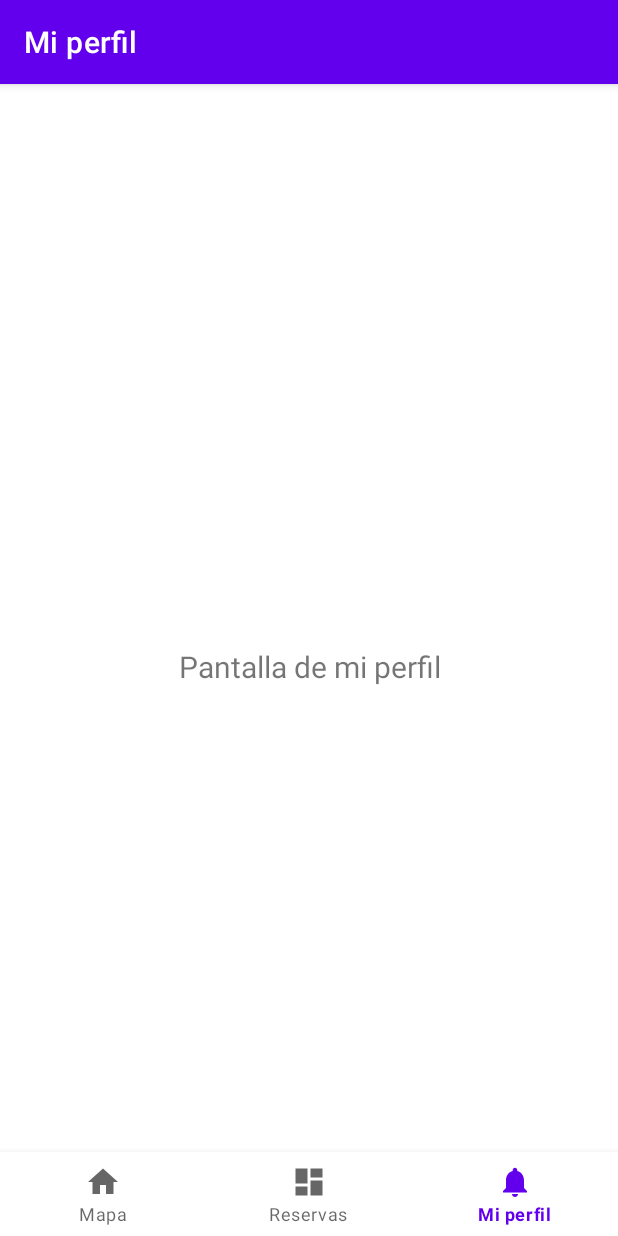
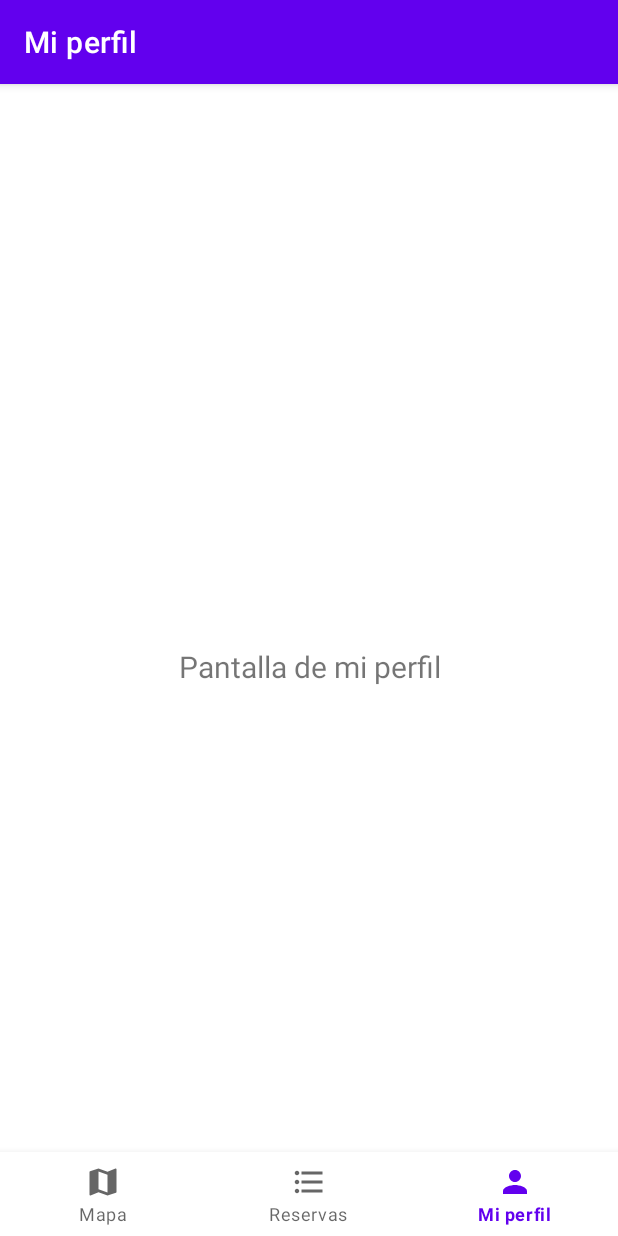
Before and after one commit to EzeCasella/parkapp-android, an Android app: the screen it shows after launch once a user with an empty profile is signed in (MainActivity), item 3 of the bottom bar chosen, on a phone screen of 412 x 824 dp. Run offline under Robolectric (Android 15) with nearby library versions, the phone set to English and light mode, and no system bars; our stand-ins replace Firebase (no records; nobody signed in at launch, a user with empty details on screens opened directly), navigation-ui.

Commit message:
Iconos en menu de navegación inferior referidos a las tareas de las pestañas

```diff
--- /dev/null
+++ b/app/src/main/res/drawable/ic_baseline_format_list_bulleted_24.xml
@@ -0,0 +1,5 @@
+<vector android:autoMirrored="true" android:height="24dp"
+    android:tint="#000506" android:viewportHeight="24"
+    android:viewportWidth="24" android:width="24dp" xmlns:android="http://schemas.android.com/apk/res/android">
+    <path android:fillColor="@android:color/white" android:pathData="M4,10.5c-0.83,0 -1.5,0.67 -1.5,1.5s0.67,1.5 1.5,1.5 1.5,-0.67 1.5,-1.5 -0.67,-1.5 -1.5,-1.5zM4,4.5c-0.83,0 -1.5,0.67 -1.5,1.5S3.17,7.5 4,7.5 5.5,6.83 5.5,6 4.83,4.5 4,4.5zM4,16.5c-0.83,0 -1.5,0.68 -1.5,1.5s0.68,1.5 1.5,1.5 1.5,-0.68 1.5,-1.5 -0.67,-1.5 -1.5,-1.5zM7,19h14v-2L7,17v2zM7,13h14v-2L7,11v2zM7,5v2h14L21,5L7,5z"/>
+</vector>
--- /dev/null
+++ b/app/src/main/res/drawable/ic_baseline_map_24.xml
@@ -0,0 +1,5 @@
+<vector android:height="24dp" android:tint="#000506"
+    android:viewportHeight="24" android:viewportWidth="24"
+    android:width="24dp" xmlns:android="http://schemas.android.com/apk/res/android">
+    <path android:fillColor="@android:color/white" android:pathData="M20.5,3l-0.16,0.03L15,5.1 9,3 3.36,4.9c-0.21,0.07 -0.36,0.25 -0.36,0.48V20.5c0,0.28 0.22,0.5 0.5,0.5l0.16,-0.03L9,18.9l6,2.1 5.64,-1.9c0.21,-0.07 0.36,-0.25 0.36,-0.48V3.5c0,-0.28 -0.22,-0.5 -0.5,-0.5zM15,19l-6,-2.11V5l6,2.11V19z"/>
+</vector>
--- /dev/null
+++ b/app/src/main/res/drawable/ic_baseline_person_24.xml
@@ -0,0 +1,5 @@
+<vector android:height="24dp" android:tint="#000506"
+    android:viewportHeight="24" android:viewportWidth="24"
+    android:width="24dp" xmlns:android="http://schemas.android.com/apk/res/android">
+    <path android:fillColor="@android:color/white" android:pathData="M12,12c2.21,0 4,-1.79 4,-4s-1.79,-4 -4,-4 -4,1.79 -4,4 1.79,4 4,4zM12,14c-2.67,0 -8,1.34 -8,4v2h16v-2c0,-2.66 -5.33,-4 -8,-4z"/>
+</vector>
--- a/app/src/main/res/menu/bottom_nav_menu.xml
+++ b/app/src/main/res/menu/bottom_nav_menu.xml
@@ -3,17 +3,17 @@
 
     <item
         android:id="@+id/navigation_map"
-        android:icon="@drawable/ic_home_black_24dp"
+        android:icon="@drawable/ic_baseline_map_24"
         android:title="@string/title_map" />
 
     <item
         android:id="@+id/navigation_dashboard"
-        android:icon="@drawable/ic_dashboard_black_24dp"
+        android:icon="@drawable/ic_baseline_format_list_bulleted_24"
         android:title="@string/title_reservas" />
 
     <item
         android:id="@+id/navigation_notifications"
-        android:icon="@drawable/ic_notifications_black_24dp"
+        android:icon="@drawable/ic_baseline_person_24"
         android:title="@string/title_perfil" />
 
 </menu>
```
